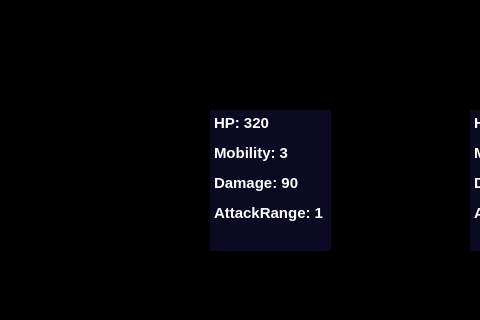
Before: the Qt Designer form tacticalMonsters/gallerywindow.ui in kimiya28/tacticalMonsters, drawn with Qt 5; both pictures show x 0 to 480 and y 0 to 320 of the 960 by 540 pixel window.
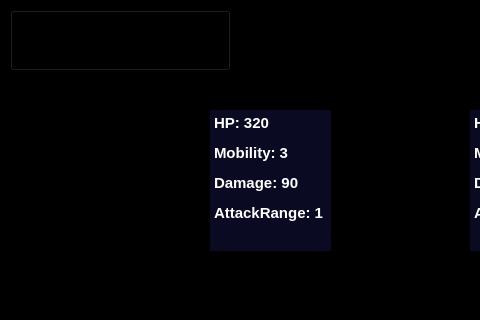
After: the same form once the commit is applied. Icons and pictures are not drawn.

Diff of the .ui file:
```diff
--- a/tacticalMonsters/gallerywindow.ui
+++ b/tacticalMonsters/gallerywindow.ui
@@ -80,9 +80,9 @@
      <property name="geometry">
       <rect>
        <x>0</x>
-       <y>-1658</y>
-       <width>941</width>
-       <height>2196</height>
+       <y>-1402</y>
+       <width>944</width>
+       <height>2203</height>
       </rect>
      </property>
      <layout class="QVBoxLayout" name="verticalLayout">
@@ -376,6 +376,25 @@
 &lt;p style=&quot; margin-top:12px; margin-bottom:12px; margin-left:0px; margin-right:0px; -qt-block-indent:0; text-indent:0px;&quot;&gt;&lt;span style=&quot; font-size:15px; font-weight:700;&quot;&gt;AttackRange: 1&lt;/span&gt;&lt;/p&gt;&lt;/body&gt;&lt;/html&gt;</string>
          </property>
         </widget>
+        <widget class="QPushButton" name="backButton1">
+         <property name="enabled">
+          <bool>true</bool>
+         </property>
+         <property name="geometry">
+          <rect>
+           <x>0</x>
+           <y>0</y>
+           <width>221</width>
+           <height>61</height>
+          </rect>
+         </property>
+         <property name="styleSheet">
+          <string notr="true"/>
+         </property>
+         <property name="text">
+          <string/>
+         </property>
+        </widget>
        </widget>
       </item>
       <item>
```
Left out of the diff: 57 changed lines with no effect on the pictures.
